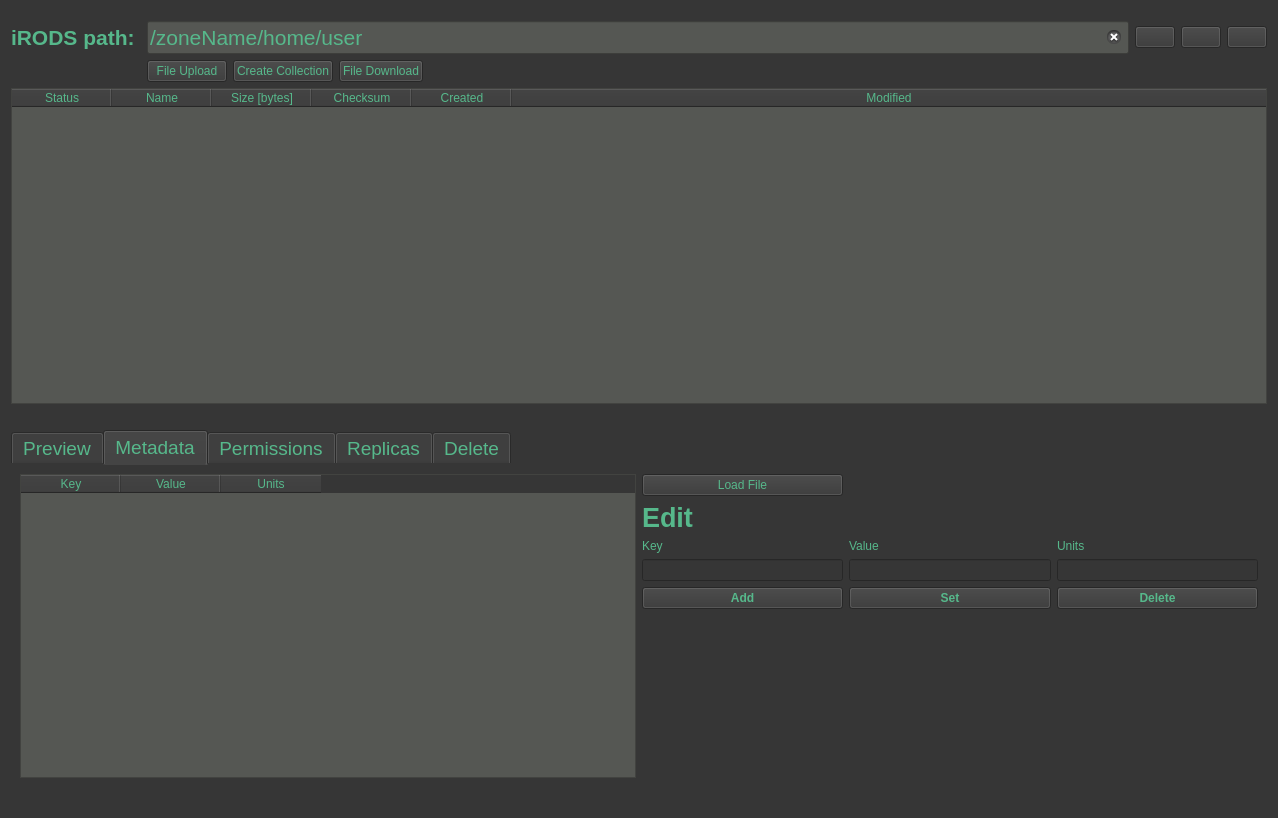
Old version of the form gui/ui_files/tabBrowser.ui in the repository iBridges-for-iRODS/iBridges-GUI.
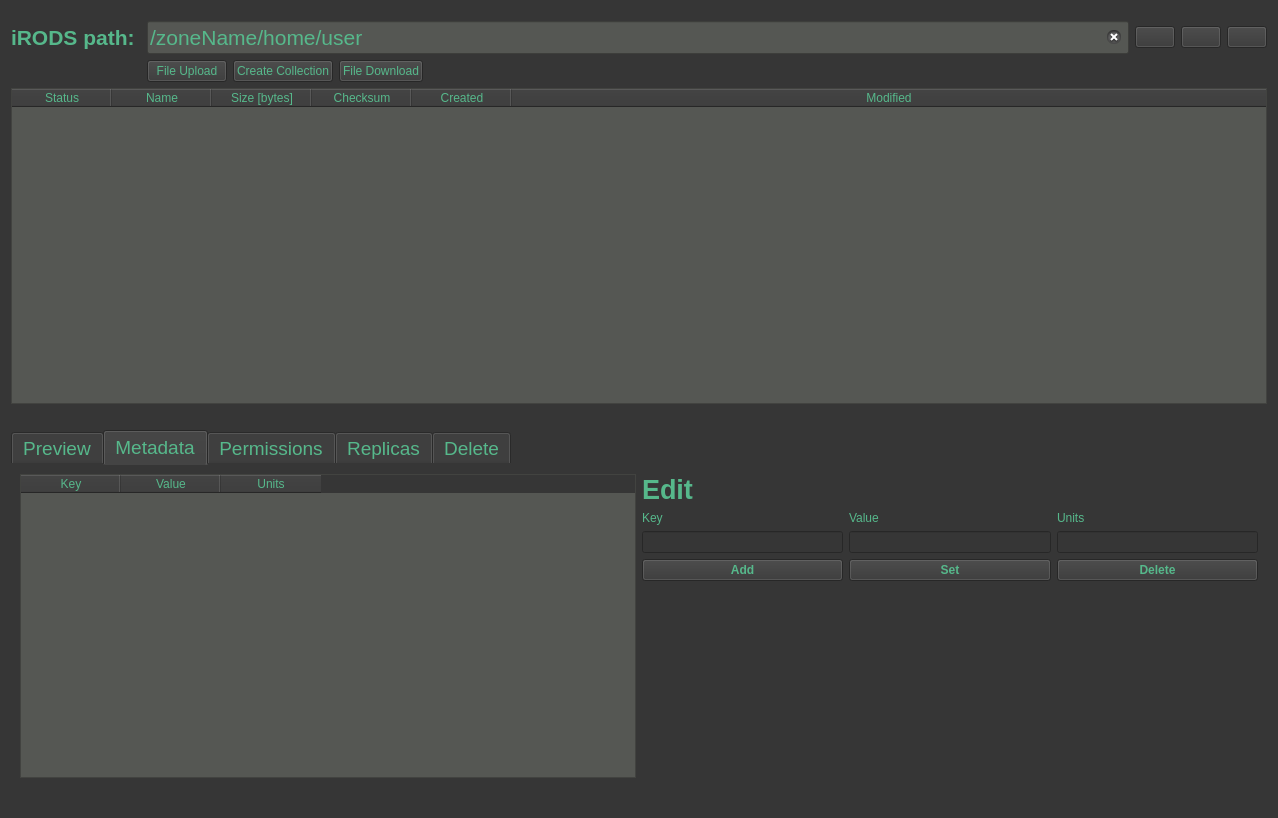
New version of the form. The open tabs and pages were chosen to show the change. Icons and pictures are not drawn.

```diff
--- a/gui/ui_files/tabBrowser.ui
+++ b/gui/ui_files/tabBrowser.ui
@@ -343,69 +343,39 @@
        </item>
        <item>
         <layout class="QGridLayout" name="gridLayout_2">
-         <item row="0" column="0">
-          <widget class="QPushButton" name="metaLoadFile">
-           <property name="text">
-            <string>Load File</string>
-           </property>
-          </widget>
-         </item>
-         <item row="1" column="0">
-          <widget class="QLabel" name="label_3">
+         <item row="7" column="2">
+          <widget class="QPushButton" name="metaDeleteButton">
            <property name="font">
             <font>
-             <pointsize>20</pointsize>
              <bold>true</bold>
             </font>
            </property>
            <property name="text">
-            <string>Edit</string>
+            <string>Delete</string>
            </property>
           </widget>
          </item>
-         <item row="5" column="0">
+         <item row="6" column="0">
+          <widget class="QLineEdit" name="metaKeyField"/>
+         </item>
+         <item row="4" column="0">
           <widget class="QLabel" name="label_4">
            <property name="text">
             <string>Key</string>
            </property>
           </widget>
          </item>
-         <item row="5" column="1">
-          <widget class="QLabel" name="label_6">
-           <property name="text">
-            <string>Value</string>
-           </property>
-          </widget>
-         </item>
-         <item row="5" column="2">
+         <item row="4" column="2">
           <widget class="QLabel" name="label_5">
            <property name="text">
             <string>Units</string>
            </property>
           </widget>
          </item>
-         <item row="7" column="0">
-          <widget class="QLineEdit" name="metaKeyField"/>
-         </item>
-         <item row="7" column="1">
+         <item row="6" column="1">
           <widget class="QLineEdit" name="metaValueField"/>
          </item>
-         <item row="7" column="2">
-          <widget class="QLineEdit" name="metaUnitsField"/>
-         </item>
-         <item row="8" column="0">
-          <widget class="QPushButton" name="metaAddButton">
-           <property name="font">
-            <font>
-             <bold>true</bold>
-            </font>
-           </property>
-           <property name="text">
-            <string>Add</string>
-           </property>
-          </widget>
-         </item>
-         <item row="8" column="1">
+         <item row="7" column="1">
           <widget class="QPushButton" name="metaUpdateButton">
            <property name="font">
             <font>
@@ -417,19 +387,7 @@
            </property>
           </widget>
          </item>
-         <item row="8" column="2">
-          <widget class="QPushButton" name="metaDeleteButton">
-           <property name="font">
-            <font>
-             <bold>true</bold>
-            </font>
-           </property>
-           <property name="text">
-            <string>Delete</string>
-           </property>
-          </widget>
-         </item>
-         <item row="10" column="0">
+         <item row="9" column="0">
           <spacer name="verticalSpacer">
            <property name="orientation">
             <enum>Qt::Vertical</enum>
@@ -442,6 +400,41 @@
            </property>
           </spacer>
          </item>
+         <item row="0" column="0">
+          <widget class="QLabel" name="label_3">
+           <property name="font">
+            <font>
+             <pointsize>20</pointsize>
+             <bold>true</bold>
+            </font>
+           </property>
+           <property name="text">
+            <string>Edit</string>
+           </property>
+          </widget>
+         </item>
+         <item row="4" column="1">
+          <widget class="QLabel" name="label_6">
+           <property name="text">
+            <string>Value</string>
+           </property>
+          </widget>
+         </item>
+         <item row="6" column="2">
+          <widget class="QLineEdit" name="metaUnitsField"/>
+         </item>
+         <item row="7" column="0">
+          <widget class="QPushButton" name="metaAddButton">
+           <property name="font">
+            <font>
+             <bold>true</bold>
+            </font>
+           </property>
+           <property name="text">
+            <string>Add</string>
+           </property>
+          </widget>
+         </item>
         </layout>
        </item>
       </layout>
```
